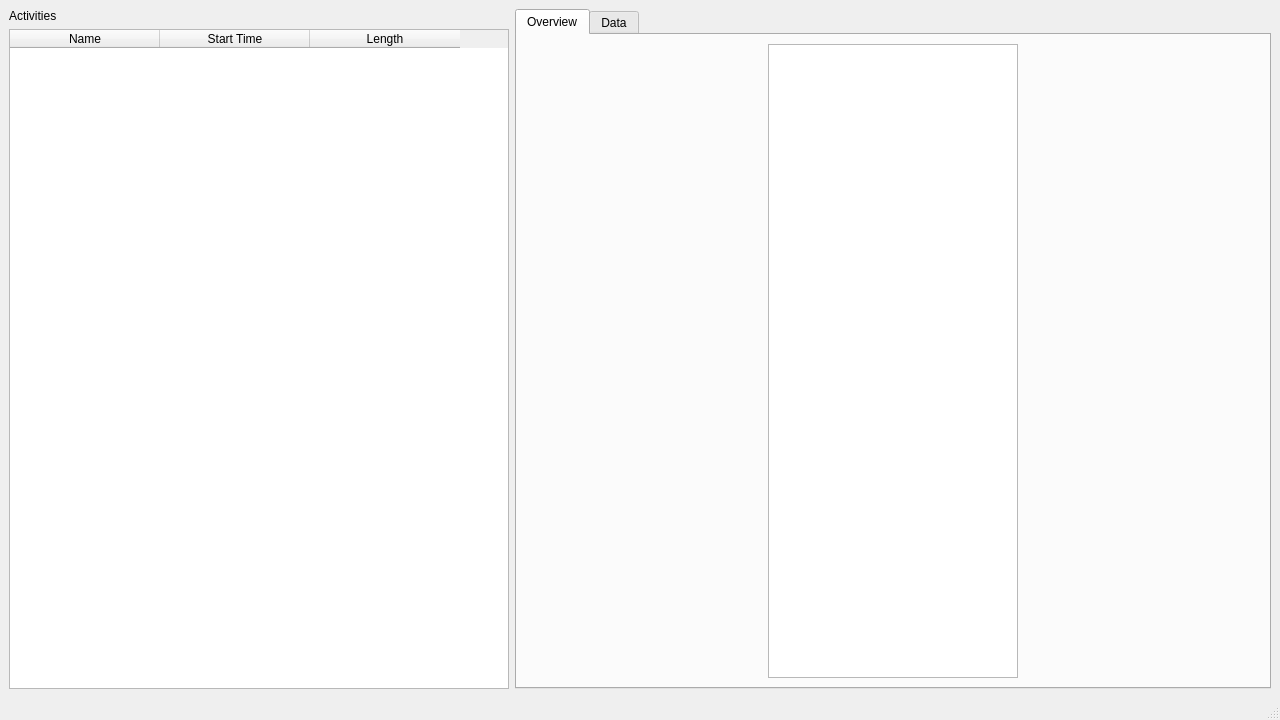
Above: main.ui from TomFryers/activate before the change. Below: the same form after it.
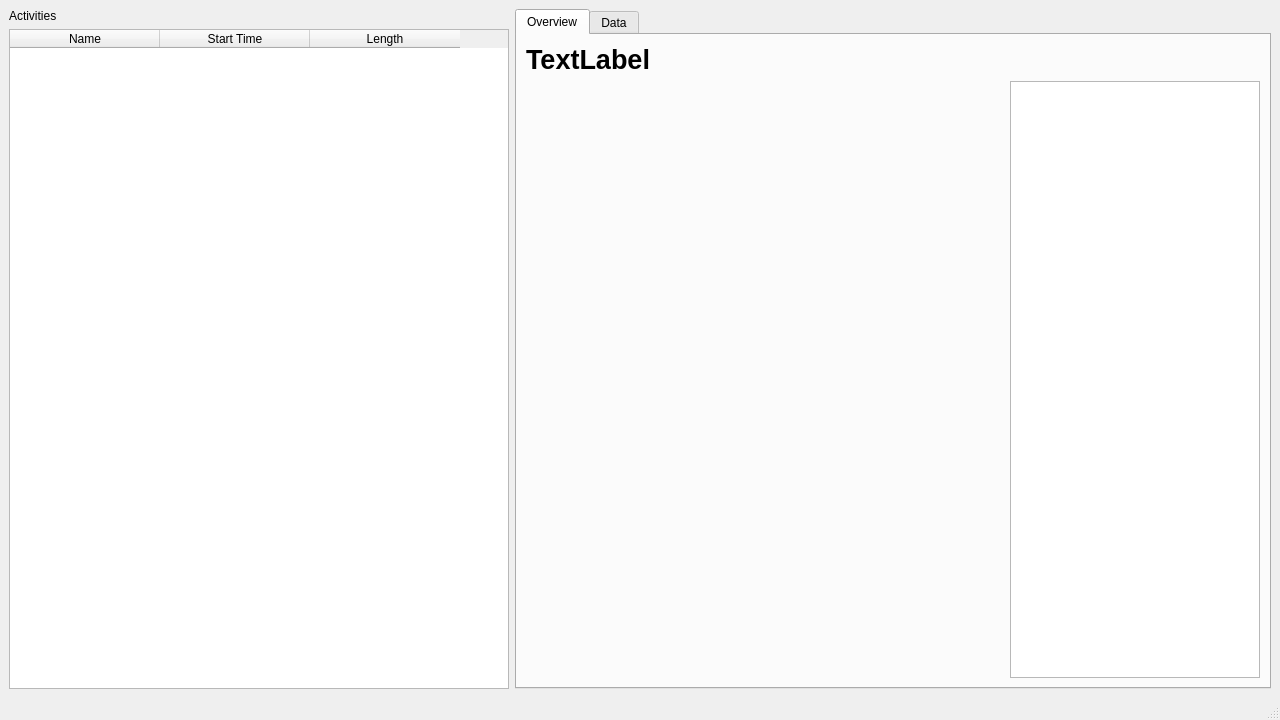
That is the form after the change.

Commit message: Add an activity title

```diff
--- a/main.ui
+++ b/main.ui
@@ -87,10 +87,10 @@
        <layout class="QVBoxLayout" name="verticalLayout">
         <item>
          <layout class="QGridLayout" name="gridLayout_2">
-          <item row="0" column="0">
+          <item row="1" column="0">
            <layout class="QGridLayout" name="mapContainer"/>
           </item>
-          <item row="0" column="1">
+          <item row="1" column="1">
            <widget class="QTableWidget" name="tableWidget">
             <property name="minimumSize">
              <size>
@@ -132,6 +132,20 @@
             <column/>
            </widget>
           </item>
+          <item row="0" column="0">
+           <widget class="QLabel" name="label_2">
+            <property name="font">
+             <font>
+              <pointsize>20</pointsize>
+              <weight>75</weight>
+              <bold>true</bold>
+             </font>
+            </property>
+            <property name="text">
+             <string>TextLabel</string>
+            </property>
+           </widget>
+          </item>
          </layout>
         </item>
        </layout>
```
Left out of the diff: 8 changed lines with no effect on the pictures. The commit also changes 1 other file.
